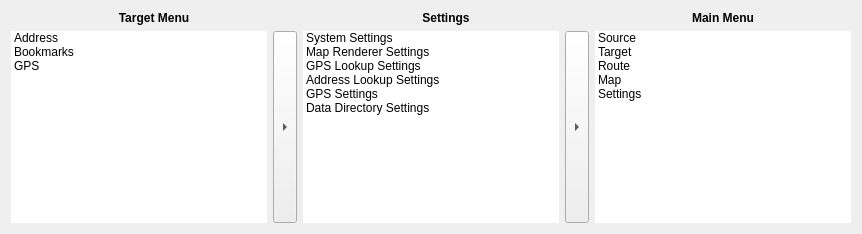
Above: client/mainwindow.ui from shentok/MoNav before the change. Below: the same form after it.
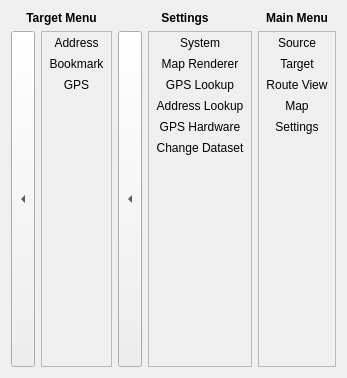
That is the form after the change. Icons and pictures are not drawn.

Commit message: images: added plaaceholder Client: redisigned main menu ( again )

```diff
--- a/client/mainwindow.ui
+++ b/client/mainwindow.ui
@@ -37,61 +37,6 @@
        </item>
        <item>
         <layout class="QHBoxLayout" name="horizontalLayout_2">
-         <item>
-          <widget class="QListWidget" name="targetMenuList">
-           <property name="frameShape">
-            <enum>QFrame::NoFrame</enum>
-           </property>
-           <property name="editTriggers">
-            <set>QAbstractItemView::NoEditTriggers</set>
-           </property>
-           <property name="selectionMode">
-            <enum>QAbstractItemView::NoSelection</enum>
-           </property>
-           <property name="iconSize">
-            <size>
-             <width>64</width>
-             <height>64</height>
-            </size>
-           </property>
-           <property name="movement">
-            <enum>QListView::Static</enum>
-           </property>
-           <property name="resizeMode">
-            <enum>QListView::Adjust</enum>
-           </property>
-           <property name="wordWrap">
-            <bool>true</bool>
-           </property>
-           <item>
-            <property name="text">
-             <string>Address</string>
-            </property>
-            <property name="icon">
-             <iconset resource="images.qrc">
-              <normaloff>:/images/images/address.bmp</normaloff>:/images/images/address.bmp</iconset>
-            </property>
-           </item>
-           <item>
-            <property name="text">
-             <string>Bookmarks</string>
-            </property>
-            <property name="icon">
-             <iconset resource="images.qrc">
-              <normaloff>:/images/images/bookmark.bmp</normaloff>:/images/images/bookmark.bmp</iconset>
-            </property>
-           </item>
-           <item>
-            <property name="text">
-             <string>GPS</string>
-            </property>
-            <property name="icon">
-             <iconset resource="images.qrc">
-              <normaloff>:/images/images/back.bmp</normaloff>:/images/images/back.bmp</iconset>
-            </property>
-           </item>
-          </widget>
-         </item>
          <item>
           <widget class="QToolButton" name="backButton">
            <property name="sizePolicy">
@@ -104,10 +49,135 @@
             <string>...</string>
            </property>
            <property name="arrowType">
-            <enum>Qt::RightArrow</enum>
+            <enum>Qt::LeftArrow</enum>
            </property>
           </widget>
          </item>
+         <item>
+          <widget class="QScrollArea" name="targetMenuList">
+           <property name="widgetResizable">
+            <bool>true</bool>
+           </property>
+           <widget class="QWidget" name="scrollAreaWidgetContents_2">
+            <property name="geometry">
+             <rect>
+              <x>0</x>
+              <y>0</y>
+              <width>143</width>
+              <height>358</height>
+             </rect>
+            </property>
+            <layout class="QVBoxLayout" name="verticalLayout_4">
+             <property name="spacing">
+              <number>0</number>
+             </property>
+             <property name="margin">
+              <number>0</number>
+             </property>
+             <item>
+              <widget class="QToolButton" name="addressButton">
+               <property name="sizePolicy">
+                <sizepolicy hsizetype="Preferred" vsizetype="Fixed">
+                 <horstretch>0</horstretch>
+                 <verstretch>0</verstretch>
+                </sizepolicy>
+               </property>
+               <property name="text">
+                <string>Address</string>
+               </property>
+               <property name="icon">
+                <iconset resource="images.qrc">
+                 <normaloff>:/images/images/address.bmp</normaloff>:/images/images/address.bmp</iconset>
+               </property>
+               <property name="iconSize">
+                <size>
+                 <width>64</width>
+                 <height>64</height>
+                </size>
+               </property>
+               <property name="toolButtonStyle">
+                <enum>Qt::ToolButtonTextBesideIcon</enum>
+               </property>
+               <property name="autoRaise">
+                <bool>true</bool>
+               </property>
+              </widget>
+             </item>
+             <item>
+              <widget class="QToolButton" name="bookmarkButton">
+               <property name="sizePolicy">
+                <sizepolicy hsizetype="Preferred" vsizetype="Fixed">
+                 <horstretch>0</horstretch>
+                 <verstretch>0</verstretch>
+                </sizepolicy>
+               </property>
+               <property name="text">
+                <string>Bookmark</string>
+               </property>
+               <property name="icon">
+                <iconset resource="images.qrc">
+                 <normaloff>:/images/images/bookmark.bmp</normaloff>:/images/images/bookmark.bmp</iconset>
+               </property>
+               <property name="iconSize">
+                <size>
+                 <width>64</width>
+                 <height>64</height>
+                </size>
+               </property>
+               <property name="toolButtonStyle">
+                <enum>Qt::ToolButtonTextBesideIcon</enum>
+               </property>
+               <property name="autoRaise">
+                <bool>true</bool>
+               </property>
+              </widget>
+             </item>
+             <item>
+              <widget class="QToolButton" name="gpsButton">
+               <property name="sizePolicy">
+                <sizepolicy hsizetype="Preferred" vsizetype="Fixed">
+                 <horstretch>0</horstretch>
+                 <verstretch>0</verstretch>
+                </sizepolicy>
+               </property>
+               <property name="text">
+                <string>GPS</string>
+               </property>
+               <property name="icon">
+                <iconset resource="images.qrc">
+                 <normaloff>:/images/images/placeholder.png</normaloff>:/images/images/placeholder.png</iconset>
+               </property>
+               <property name="iconSize">
+                <size>
+                 <width>64</width>
+                 <height>64</height>
+                </size>
+               </property>
+               <property name="toolButtonStyle">
+                <enum>Qt::ToolButtonTextBesideIcon</enum>
+               </property>
+               <property name="autoRaise">
+                <bool>true</bool>
+               </property>
+              </widget>
+             </item>
+             <item>
+              <spacer name="verticalSpacer_2">
+               <property name="orientation">
+                <enum>Qt::Vertical</enum>
+               </property>
+               <property name="sizeHint" stdset="0">
+                <size>
+                 <width>20</width>
+                 <height>121</height>
+                </size>
+               </property>
+              </spacer>
+             </item>
+            </layout>
+           </widget>
+          </widget>
+         </item>
         </layout>
        </item>
       </layout>
@@ -137,88 +207,6 @@
        </item>
        <item>
         <layout class="QHBoxLayout" name="horizontalLayout_3">
-         <item>
-          <widget class="QListWidget" name="settingsMenuList">
-           <property name="frameShape">
-            <enum>QFrame::NoFrame</enum>
-           </property>
-           <property name="editTriggers">
-            <set>QAbstractItemView::NoEditTriggers</set>
-           </property>
-           <property name="selectionMode">
-            <enum>QAbstractItemView::NoSelection</enum>
-           </property>
-           <property name="iconSize">
-            <size>
-             <width>64</width>
-             <height>64</height>
-            </size>
-           </property>
-           <property name="movement">
-            <enum>QListView::Static</enum>
-           </property>
-           <property name="resizeMode">
-            <enum>QListView::Adjust</enum>
-           </property>
-           <property name="wordWrap">
-            <bool>true</bool>
-           </property>
-           <item>
-            <property name="text">
-             <string>System Settings</string>
-            </property>
-            <property name="icon">
-             <iconset resource="images.qrc">
-              <normaloff>:/images/images/back.bmp</normaloff>:/images/images/back.bmp</iconset>
-            </property>
-           </item>
-           <item>
-            <property name="text">
-             <string>Map Renderer Settings</string>
-            </property>
-            <property name="icon">
-             <iconset resource="images.qrc">
-              <normaloff>:/images/images/back.bmp</normaloff>:/images/images/back.bmp</iconset>
-            </property>
-           </item>
-           <item>
-            <property name="text">
-             <string>GPS Lookup Settings</string>
-            </property>
-            <property name="icon">
-             <iconset resource="images.qrc">
-              <normaloff>:/images/images/back.bmp</normaloff>:/images/images/back.bmp</iconset>
-            </property>
-           </item>
-           <item>
-            <property name="text">
-             <string>Address Lookup Settings</string>
-            </property>
-            <property name="icon">
-             <iconset resource="images.qrc">
-              <normaloff>:/images/images/back.bmp</normaloff>:/images/images/back.bmp</iconset>
-            </property>
-           </item>
-           <item>
-            <property name="text">
-             <string>GPS Settings</string>
-            </property>
-            <property name="icon">
-             <iconset resource="images.qrc">
-              <normaloff>:/images/images/back.bmp</normaloff>:/images/images/back.bmp</iconset>
-            </property>
-           </item>
-           <item>
-            <property name="text">
-             <string>Data Directory Settings</string>
-            </property>
-            <property name="icon">
-             <iconset resource="images.qrc">
-              <normaloff>:/images/images/back.bmp</normaloff>:/images/images/back.bmp</iconset>
-            </property>
-           </item>
-          </widget>
-         </item>
          <item>
           <widget class="QToolButton" name="backButton2">
            <property name="sizePolicy">
@@ -231,10 +219,235 @@
             <string>...</string>
            </property>
            <property name="arrowType">
-            <enum>Qt::RightArrow</enum>
+            <enum>Qt::LeftArrow</enum>
            </property>
           </widget>
          </item>
+         <item>
+          <widget class="QScrollArea" name="settingsMenuList">
+           <property name="widgetResizable">
+            <bool>true</bool>
+           </property>
+           <widget class="QWidget" name="scrollAreaWidgetContents_3">
+            <property name="geometry">
+             <rect>
+              <x>0</x>
+              <y>0</y>
+              <width>179</width>
+              <height>432</height>
+             </rect>
+            </property>
+            <layout class="QVBoxLayout" name="verticalLayout_6">
+             <property name="spacing">
+              <number>0</number>
+             </property>
+             <property name="margin">
+              <number>0</number>
+             </property>
+             <item>
+              <widget class="QToolButton" name="settingsSystemButton">
+               <property name="sizePolicy">
+                <sizepolicy hsizetype="Preferred" vsizetype="Fixed">
+                 <horstretch>0</horstretch>
+                 <verstretch>0</verstretch>
+                </sizepolicy>
+               </property>
+               <property name="text">
+                <string>System</string>
+               </property>
+               <property name="icon">
+                <iconset resource="images.qrc">
+                 <normaloff>:/images/images/placeholder.png</normaloff>:/images/images/placeholder.png</iconset>
+               </property>
+               <property name="iconSize">
+                <size>
+                 <width>64</width>
+                 <height>64</height>
+                </size>
+               </property>
+               <property name="toolButtonStyle">
+                <enum>Qt::ToolButtonTextBesideIcon</enum>
+               </property>
+               <property name="autoRaise">
+                <bool>true</bool>
+               </property>
+              </widget>
+             </item>
+             <item>
+              <widget class="QToolButton" name="settingsMapButton">
+               <property name="sizePolicy">
+                <sizepolicy hsizetype="Preferred" vsizetype="Fixed">
+                 <horstretch>0</horstretch>
+                 <verstretch>0</verstretch>
+                </sizepolicy>
+               </property>
+               <property name="text">
+                <string>Map Renderer</string>
+               </property>
+               <property name="icon">
+                <iconset resource="images.qrc">
+                 <normaloff>:/images/images/placeholder.png</normaloff>:/images/images/placeholder.png</iconset>
+               </property>
+               <property name="iconSize">
+                <size>
+                 <width>64</width>
+                 <height>64</height>
+                </size>
+               </property>
+               <property name="toolButtonStyle">
+                <enum>Qt::ToolButtonTextBesideIcon</enum>
+               </property>
+               <property name="autoRaise">
+                <bool>true</bool>
+               </property>
+              </widget>
+             </item>
+             <item>
+              <widget class="QToolButton" name="settingsGPSLookupButton">
+               <property name="sizePolicy">
+                <sizepolicy hsizetype="Preferred" vsizetype="Fixed">
+                 <horstretch>0</horstretch>
+                 <verstretch>0</verstretch>
+                </sizepolicy>
+               </property>
+               <property name="text">
+                <string>GPS Lookup</string>
+               </property>
+               <property name="icon">
+                <iconset resource="images.qrc">
+                 <normaloff>:/images/images/placeholder.png</normaloff>:/images/images/placeholder.png</iconset>
+               </property>
+               <property name="iconSize">
+                <size>
+                 <width>64</width>
+                 <height>64</height>
+                </size>
+               </property>
+               <property name="toolButtonStyle">
+                <enum>Qt::ToolButtonTextBesideIcon</enum>
+               </property>
+               <property name="autoRaise">
+                <bool>true</bool>
+               </property>
+              </widget>
+             </item>
+             <item>
+              <widget class="QToolButton" name="settingsAddressLookupButton">
+               <property name="sizePolicy">
+                <sizepolicy hsizetype="Preferred" vsizetype="Fixed">
+                 <horstretch>0</horstretch>
+                 <verstretch>0</verstretch>
+                </sizepolicy>
+               </property>
+               <property name="text">
+                <string>Address Lookup</string>
+               </property>
+               <property name="icon">
+                <iconset resource="images.qrc">
+                 <normaloff>:/images/images/placeholder.png</normaloff>:/images/images/placeholder.png</iconset>
+               </property>
+               <property name="iconSize">
+                <size>
+                 <width>64</width>
+                 <height>64</height>
+                </size>
+               </property>
+               <property name="toolButtonStyle">
+                <enum>Qt::ToolButtonTextBesideIcon</enum>
+               </property>
+               <property name="autoRaise">
+                <bool>true</bool>
+               </property>
+              </widget>
+             </item>
+             <item>
+              <widget class="QToolButton" name="settingsGPSButton">
+               <property name="sizePolicy">
+                <sizepolicy hsizetype="Preferred" vsizetype="Fixed">
+                 <horstretch>0</horstretch>
+                 <verstretch>0</verstretch>
+                </sizepolicy>
+               </property>
+               <property name="text">
+                <string>GPS Hardware</string>
+               </property>
+               <property name="icon">
+                <iconset resource="images.qrc">
+                 <normaloff>:/images/images/placeholder.png</normaloff>:/images/images/placeholder.png</iconset>
+               </property>
+               <property name="iconSize">
+                <size>
+                 <width>64</width>
+                 <height>64</height>
+                </size>
+               </property>
+               <property name="toolButtonStyle">
+                <enum>Qt::ToolButtonTextBesideIcon</enum>
+               </property>
+               <property name="autoRaise">
+                <bool>true</bool>
+               </property>
+              </widget>
+             </item>
+             <item>
+              <widget class="QToolButton" name="settingsDataButton">
+               <property name="sizePolicy">
+                <sizepolicy hsizetype="Preferred" vsizetype="Fixed">
+                 <horstretch>0</horstretch>
+                 <verstretch>0</verstretch>
+                </sizepolicy>
+               </property>
+               <property name="text">
+                <string>Change Dataset</string>
+               </property>
+               <property name="icon">
+                <iconset resource="images.qrc">
+                 <normaloff>:/images/images/placeholder.png</normaloff>:/images/images/placeholder.png</iconset>
+               </property>
+               <property name="iconSize">
+                <size>
+                 <width>64</width>
+                 <height>64</height>
+                </size>
+               </property>
+               <property name="toolButtonStyle">
+                <enum>Qt::ToolButtonTextBesideIcon</enum>
+               </property>
+               <property name="autoRaise">
+                <bool>true</bool>
+               </property>
+              </widget>
+             </item>
+             <item>
+              <spacer name="verticalSpacer_4">
+               <property name="orientation">
+                <enum>Qt::Vertical</enum>
+               </property>
+               <property name="sizeHint" stdset="0">
+                <size>
+                 <width>20</width>
+                 <height>40</height>
+                </size>
+               </property>
+              </spacer>
+             </item>
+             <item>
+              <spacer name="verticalSpacer_3">
+               <property name="orientation">
+                <enum>Qt::Vertical</enum>
+               </property>
+               <property name="sizeHint" stdset="0">
+                <size>
+                 <width>20</width>
+                 <height>280</height>
+                </size>
+               </property>
+              </spacer>
+             </item>
+            </layout>
+           </widget>
+          </widget>
+         </item>
         </layout>
        </item>
       </layout>
@@ -269,79 +482,186 @@
         </widget>
        </item>
        <item>
-        <widget class="QListWidget" name="mainMenuList">
-         <property name="frameShape">
-          <enum>QFrame::NoFrame</enum>
-         </property>
-         <property name="editTriggers">
-          <set>QAbstractItemView::NoEditTriggers</set>
-         </property>
-         <property name="selectionMode">
-          <enum>QAbstractItemView::NoSelection</enum>
-         </property>
-         <property name="iconSize">
-          <size>
-           <width>64</width>
-           <height>64</height>
-          </size>
-         </property>
-         <property name="movement">
-          <enum>QListView::Static</enum>
-         </property>
-         <property name="resizeMode">
-          <enum>QListView::Adjust</enum>
-         </property>
-         <property name="viewMode">
-          <enum>QListView::ListMode</enum>
-         </property>
-         <property name="wordWrap">
+        <widget class="QScrollArea" name="mainMenuList">
+         <property name="widgetResizable">
           <bool>true</bool>
          </property>
-         <item>
-          <property name="text">
-           <string>Source</string>
+         <widget class="QWidget" name="scrollAreaWidgetContents">
+          <property name="geometry">
+           <rect>
+            <x>0</x>
+            <y>0</y>
+            <width>149</width>
+            <height>360</height>
+           </rect>
           </property>
-          <property name="icon">
-           <iconset resource="images.qrc">
-            <normaloff>:/images/images/source.bmp</normaloff>:/images/images/source.bmp</iconset>
-          </property>
-         </item>
-         <item>
-          <property name="text">
-           <string>Target</string>
-          </property>
-          <property name="icon">
-           <iconset resource="images.qrc">
-            <normaloff>:/images/images/choosetarget.bmp</normaloff>:/images/images/choosetarget.bmp</iconset>
-          </property>
-         </item>
-         <item>
-          <property name="text">
-           <string>Route</string>
-          </property>
-          <property name="icon">
-           <iconset resource="images.qrc">
-            <normaloff>:/images/images/back.bmp</normaloff>:/images/images/back.bmp</iconset>
-          </property>
-         </item>
-         <item>
-          <property name="text">
-           <string>Map</string>
-          </property>
-          <property name="icon">
-           <iconset resource="images.qrc">
-            <normaloff>:/images/images/viewmap.bmp</normaloff>:/images/images/viewmap.bmp</iconset>
-          </property>
-         </item>
-         <item>
-          <property name="text">
-           <string>Settings</string>
-          </property>
-          <property name="icon">
-           <iconset resource="images.qrc">
-            <normaloff>:/images/images/settings.bmp</normaloff>:/images/images/settings.bmp</iconset>
-          </property>
-         </item>
+          <layout class="QVBoxLayout" name="verticalLayout_3">
+           <property name="spacing">
+            <number>0</number>
+           </property>
+           <property name="margin">
+            <number>0</number>
+           </property>
+           <item>
+            <widget class="QToolButton" name="sourceButton">
+             <property name="sizePolicy">
+              <sizepolicy hsizetype="MinimumExpanding" vsizetype="Fixed">
+               <horstretch>0</horstretch>
+               <verstretch>0</verstretch>
+              </sizepolicy>
+             </property>
+             <property name="text">
+              <string>Source</string>
+             </property>
+             <property name="icon">
+              <iconset resource="images.qrc">
+               <normaloff>:/images/images/source.bmp</normaloff>:/images/images/source.bmp</iconset>
+             </property>
+             <property name="iconSize">
+              <size>
+               <width>64</width>
+               <height>64</height>
+              </size>
+             </property>
+             <property name="toolButtonStyle">
+              <enum>Qt::ToolButtonTextBesideIcon</enum>
+             </property>
+             <property name="autoRaise">
+              <bool>true</bool>
+             </property>
+            </widget>
+           </item>
+           <item>
+            <widget class="QToolButton" name="targetButton">
+             <property name="sizePolicy">
+              <sizepolicy hsizetype="Preferred" vsizetype="Fixed">
+               <horstretch>0</horstretch>
+               <verstretch>0</verstretch>
+              </sizepolicy>
+             </property>
+             <property name="text">
+              <string>Target</string>
+             </property>
+             <property name="icon">
+              <iconset resource="images.qrc">
+               <normaloff>:/images/images/choosetarget.bmp</normaloff>:/images/images/choosetarget.bmp</iconset>
+             </property>
+             <property name="iconSize">
+              <size>
+               <width>64</width>
+               <height>64</height>
+              </size>
+             </property>
+             <property name="toolButtonStyle">
+              <enum>Qt::ToolButtonTextBesideIcon</enum>
+             </property>
+             <property name="autoRaise">
+              <bool>true</bool>
+             </property>
+            </widget>
+           </item>
+           <item>
+            <widget class="QToolButton" name="routeButton">
+             <property name="sizePolicy">
+              <sizepolicy hsizetype="Preferred" vsizetype="Fixed">
+               <horstretch>0</horstretch>
+               <verstretch>0</verstretch>
+              </sizepolicy>
+             </property>
+             <property name="text">
+              <string>Route View</string>
+             </property>
+             <property name="icon">
+              <iconset resource="images.qrc">
+               <normaloff>:/images/images/placeholder.png</normaloff>:/images/images/placeholder.png</iconset>
+             </property>
+             <property name="iconSize">
+              <size>
+               <width>64</width>
+               <height>64</height>
+              </size>
+             </property>
+             <property name="toolButtonStyle">
+              <enum>Qt::ToolButtonTextBesideIcon</enum>
+             </property>
+             <property name="autoRaise">
+              <bool>true</bool>
+             </property>
+            </widget>
+           </item>
+           <item>
+            <widget class="QToolButton" name="mapButton">
+             <property name="sizePolicy">
+              <sizepolicy hsizetype="Preferred" vsizetype="Fixed">
+               <horstretch>0</horstretch>
+               <verstretch>0</verstretch>
+              </sizepolicy>
+             </property>
+             <property name="text">
+              <string>Map</string>
+             </property>
+             <property name="icon">
+              <iconset resource="images.qrc">
+               <normaloff>:/images/images/viewmap.bmp</normaloff>:/images/images/viewmap.bmp</iconset>
+             </property>
+             <property name="iconSize">
+              <size>
+               <width>64</width>
+               <height>64</height>
+              </size>
+             </property>
+             <property name="toolButtonStyle">
+              <enum>Qt::ToolButtonTextBesideIcon</enum>
+             </property>
+             <property name="autoRaise">
+              <bool>true</bool>
+             </property>
+            </widget>
+           </item>
+           <item>
+            <widget class="QToolButton" name="settingsButton">
+             <property name="sizePolicy">
+              <sizepolicy hsizetype="Preferred" vsizetype="Fixed">
+               <horstretch>0</horstretch>
+               <verstretch>0</verstretch>
+              </sizepolicy>
+             </property>
+             <property name="text">
+              <string>Settings</string>
+             </property>
+             <property name="icon">
+              <iconset resource="images.qrc">
+               <normaloff>:/images/images/settings.bmp</normaloff>:/images/images/settings.bmp</iconset>
+             </property>
+             <property name="iconSize">
+              <size>
+               <width>64</width>
+               <height>64</height>
+              </size>
+             </property>
+             <property name="toolButtonStyle">
+              <enum>Qt::ToolButtonTextBesideIcon</enum>
+             </property>
+             <property name="autoRaise">
+              <bool>true</bool>
+             </property>
+            </widget>
+           </item>
+           <item>
+            <spacer name="verticalSpacer">
+             <property name="orientation">
+              <enum>Qt::Vertical</enum>
+             </property>
+             <property name="sizeHint" stdset="0">
+              <size>
+               <width>20</width>
+               <height>40</height>
+              </size>
+             </property>
+            </spacer>
+           </item>
+          </layout>
+         </widget>
         </widget>
        </item>
       </layout>
```
Left out of the diff: 8 changed lines with no effect on the pictures. The commit also changes 5 other files.
